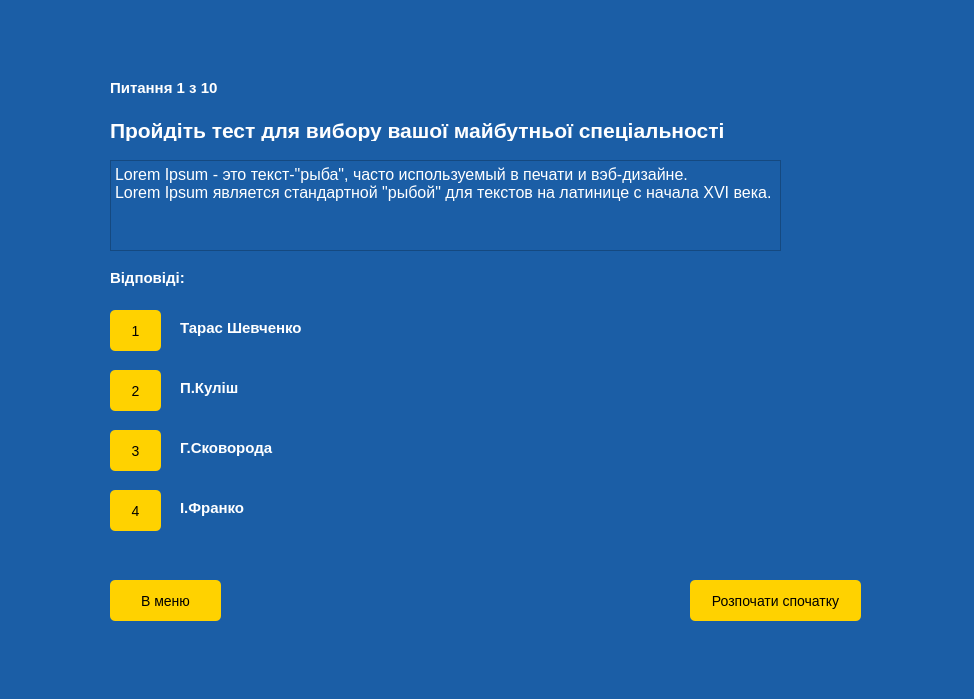
Before: the Qt Designer form testwindow.ui in admiralbub/oop_course_2020, drawn with Qt 5.
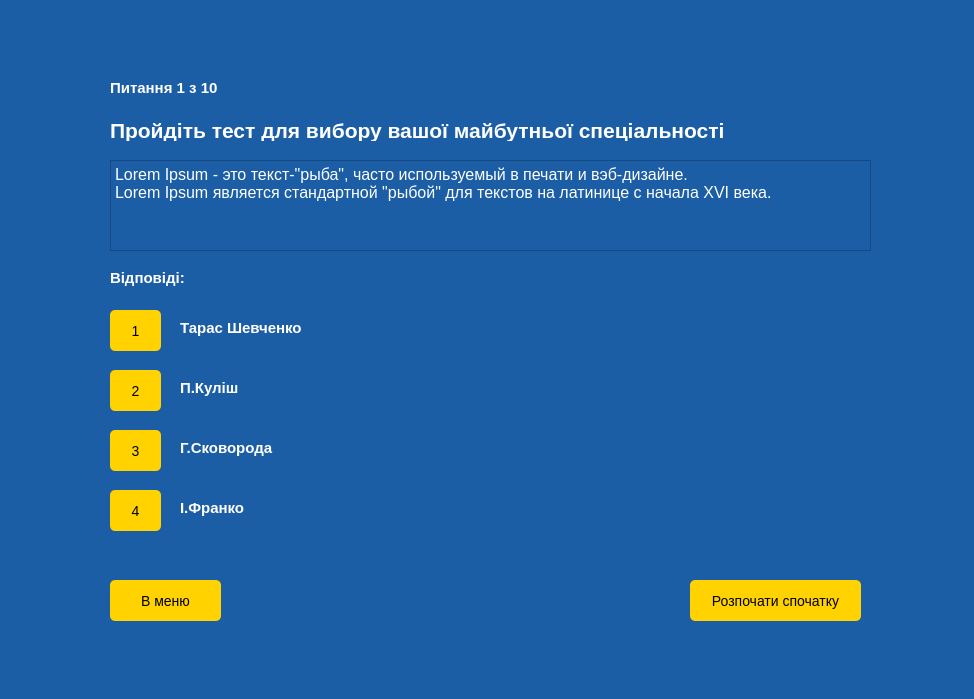
After: the same form once the commit is applied.

Commit message: Enter information for window about

```diff
--- a/testwindow.ui
+++ b/testwindow.ui
@@ -124,8 +124,8 @@
    <widget class="QLabel" name="label_pic">
     <property name="geometry">
      <rect>
-      <x>550</x>
-      <y>290</y>
+      <x>560</x>
+      <y>280</y>
       <width>301</width>
       <height>241</height>
      </rect>
@@ -311,7 +311,7 @@
      <rect>
       <x>110</x>
       <y>160</y>
-      <width>671</width>
+      <width>761</width>
       <height>91</height>
      </rect>
     </property>
```
The commit also changes 5 other files.
